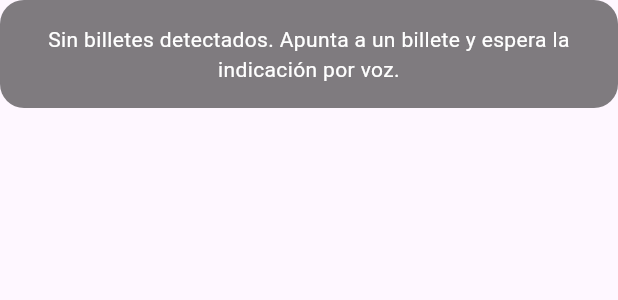
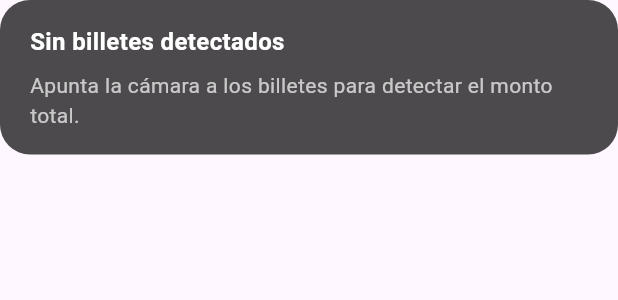
Before and after one commit to joelmg19/CellsayApp, a Flutter app: the _DetectionsPanel widget shown alone on an empty page, opened directly with empty values, on a phone screen of 412 x 824 dp. Shown: the top 300 px of the screen. Run offline on Flutter 3.47's test engine with Material 3 defaults, Android fonts, the phone set to English and light mode, and no system bars; our stand-ins replace camera, flutter_tts, image_picker, permission_handler, speech_to_text; missing offline and left inert: google_mlkit_commons, google_mlkit_text_recognition, tflite_flutter, ultralytics_yolo.

Commit message:
Improve offline money detection summary

```diff
--- a/lib/presentation/screens/money_detector_offline_screen.dart
+++ b/lib/presentation/screens/money_detector_offline_screen.dart
@@ -28,20 +28,23 @@ class _MoneyDetectorOfflineScreenState
 
   final FlutterTts _tts = FlutterTts();
   final YOLOViewController _yoloController = YOLOViewController();
-  final Duration _voiceCooldown = const Duration(seconds: 3);
-  final Map<String, String> _labelToSpeech = {
-    'billete_1000': 'Billete de mil pesos chilenos',
-    'billete_2000': 'Billete de dos mil pesos chilenos',
-    'billete_5000': 'Billete de cinco mil pesos chilenos',
-    'billete_10000': 'Billete de diez mil pesos chilenos',
-    'billete_20000': 'Billete de veinte mil pesos chilenos',
+  final Duration _voiceCooldown = const Duration(seconds: 4);
+  final Map<String, int> _labelToValue = const {
+    'billete_1000': 1000,
+    'billete_2000': 2000,
+    'billete_5000': 5000,
+    'billete_10000': 10000,
+    'billete_20000': 20000,
   };
 
   List<YOLOResult> _detections = const [];
+  Map<String, int> _classCounts = const {};
+  int _currentTotal = 0;
   String? _modelPath;
   bool _isPreparingModel = true;
   String? _errorMessage;
   DateTime _lastVoice = DateTime.fromMillisecondsSinceEpoch(0);
+  int _lastAnnouncedTotal = 0;
 
   @override
   void initState() {
@@ -107,32 +110,48 @@ class _MoneyDetectorOfflineScreenState
         }
       }
     }
+    final summary = _summarizeDetections(detections);
     setState(() {
       _detections = detections;
+      _classCounts = summary.counts;
+      _currentTotal = summary.total;
     });
-    unawaited(_announceDetection(detections));
+    unawaited(_announceTotal(summary.total));
   }
 
-  Future<void> _announceDetection(List<YOLOResult> detections) async {
-    if (detections.isEmpty) return;
+  ({Map<String, int> counts, int total}) _summarizeDetections(
+    List<YOLOResult> detections,
+  ) {
+    final counts = <String, int>{};
+    int total = 0;
+    for (final detection in detections) {
+      final label = extractLabel(detection);
+      if (label == null) continue;
+      if (!_labelToValue.containsKey(label)) continue;
+      counts[label] = (counts[label] ?? 0) + 1;
+    }
+    counts.forEach((label, count) {
+      final value = _labelToValue[label] ?? 0;
+      total += value * count;
+    });
+    return (counts: counts, total: total);
+  }
+
+  Future<void> _announceTotal(int total) async {
+    if (total <= 0 && _lastAnnouncedTotal <= 0) return;
+
     final now = DateTime.now();
-    if (now.difference(_lastVoice) < _voiceCooldown) return;
+    final bool totalChanged = total != _lastAnnouncedTotal;
+    final bool cooldownReached = now.difference(_lastVoice) >= _voiceCooldown;
 
-    YOLOResult? best;
-    double bestConfidence = 0;
-    for (final result in detections) {
-      final confidence = extractConfidence(result) ?? 0;
-      if (confidence > bestConfidence) {
-        bestConfidence = confidence;
-        best = result;
+    if (!totalChanged && !cooldownReached) {
+      return;
     }
-    }
-    if (best == null) return;
 
-    final label = extractLabel(best);
-    final phrase = _labelToSpeech[label] ?? 'Billete detectado';
+    final phrase = 'El total es $total pesos.';
     await _tts.speak(phrase);
     _lastVoice = DateTime.now();
+    _lastAnnouncedTotal = total;
   }
 
   @override
@@ -225,11 +244,17 @@ class _MoneyDetectorOfflineScreenState
             ),
           ),
         ),
-        Positioned(
-          left: 16,
-          right: 16,
-          bottom: 24,
-          child: _DetectionsPanel(detections: _detections),
+        SafeArea(
+          child: Padding(
+            padding: const EdgeInsets.all(16),
+            child: Align(
+              alignment: Alignment.bottomCenter,
+              child: _DetectionsPanel(
+                total: _currentTotal,
+                classCounts: _classCounts,
+              ),
+            ),
+          ),
         ),
       ],
     );
@@ -299,61 +324,82 @@ class _MoneyDetectionsPainter extends CustomPainter {
 }
 
 class _DetectionsPanel extends StatelessWidget {
-  const _DetectionsPanel({required this.detections});
+  const _DetectionsPanel({
+    required this.total,
+    required this.classCounts,
+  });
 
-  final List<YOLOResult> detections;
+  final int total;
+  final Map<String, int> classCounts;
+
+  String _formatCurrency(int amount) {
+    if (amount <= 0) return 'CLP 0';
+    final digits = amount.toString().split('').reversed.toList();
+    final buffer = StringBuffer();
+    for (int i = 0; i < digits.length; i++) {
+      if (i != 0 && i % 3 == 0) {
+        buffer.write('.');
+      }
+      buffer.write(digits[i]);
+    }
+    final formatted = buffer.toString().split('').reversed.join();
+    return 'CLP $formatted';
+  }
 
   @override
   Widget build(BuildContext context) {
-    if (detections.isEmpty) {
-      return Container(
-        padding: const EdgeInsets.all(16),
+    final hasDetections = classCounts.isNotEmpty && total > 0;
+
+    return ConstrainedBox(
+      constraints: const BoxConstraints(maxWidth: 420),
+      child: DecoratedBox(
         decoration: BoxDecoration(
-          color: Colors.black.withOpacity(0.5),
-          borderRadius: BorderRadius.circular(16),
+          color: Colors.black.withOpacity(0.7),
+          borderRadius: BorderRadius.circular(20),
         ),
-        child: const Text(
-          'Sin billetes detectados. Apunta a un billete y espera la indicación por voz.',
-          style: TextStyle(color: Colors.white),
-          textAlign: TextAlign.center,
-        ),
-      );
-    }
-
-    final entries = detections.take(3).map((result) {
-      final label = extractLabel(result);
-      final confidence = (extractConfidence(result) ?? 0) * 100;
-      return '$label • ${confidence.toStringAsFixed(1)}%';
-    }).toList();
-
-    return Container(
-      padding: const EdgeInsets.all(16),
-      decoration: BoxDecoration(
-        color: Colors.black.withOpacity(0.6),
-        borderRadius: BorderRadius.circular(16),
-      ),
+        child: Padding(
+          padding: const EdgeInsets.symmetric(horizontal: 20, vertical: 16),
           child: Column(
+            mainAxisSize: MainAxisSize.min,
             crossAxisAlignment: CrossAxisAlignment.start,
-        mainAxisSize: MainAxisSize.min,
             children: [
-          const Text(
-            'Detecciones',
-            style: TextStyle(
+              Text(
+                hasDetections
+                    ? 'Total detectado: ${_formatCurrency(total)}'
+                    : 'Sin billetes detectados',
+                style: const TextStyle(
                   color: Colors.white,
+                  fontSize: 16,
                   fontWeight: FontWeight.bold,
-              fontSize: 16,
                 ),
               ),
               const SizedBox(height: 8),
-          for (final entry in entries)
-            Padding(
-              padding: const EdgeInsets.symmetric(vertical: 2),
-              child: Text(
-                entry,
-                style: const TextStyle(color: Colors.white),
+              if (hasDetections)
+                Wrap(
+                  spacing: 8,
+                  runSpacing: 6,
+                  children: classCounts.entries.map((entry) {
+                    final label = entry.key.replaceAll('_', ' ');
+                    return Chip(
+                      label: Text('$label · ${entry.value}'),
+                      backgroundColor: Colors.white.withOpacity(0.12),
+                      labelStyle: const TextStyle(color: Colors.white),
+                      shape: RoundedRectangleBorder(
+                        borderRadius: BorderRadius.circular(12),
+                        side: const BorderSide(color: Colors.white24),
+                      ),
+                      materialTapTargetSize: MaterialTapTargetSize.shrinkWrap,
+                    );
+                  }).toList(),
+                )
+              else
+                const Text(
+                  'Apunta la cámara a los billetes para detectar el monto total.',
+                  style: TextStyle(color: Colors.white70),
+                ),
+            ],
           ),
         ),
-        ],
       ),
     );
   }
```
Lines whose indentation alone changed are shown as unchanged.
